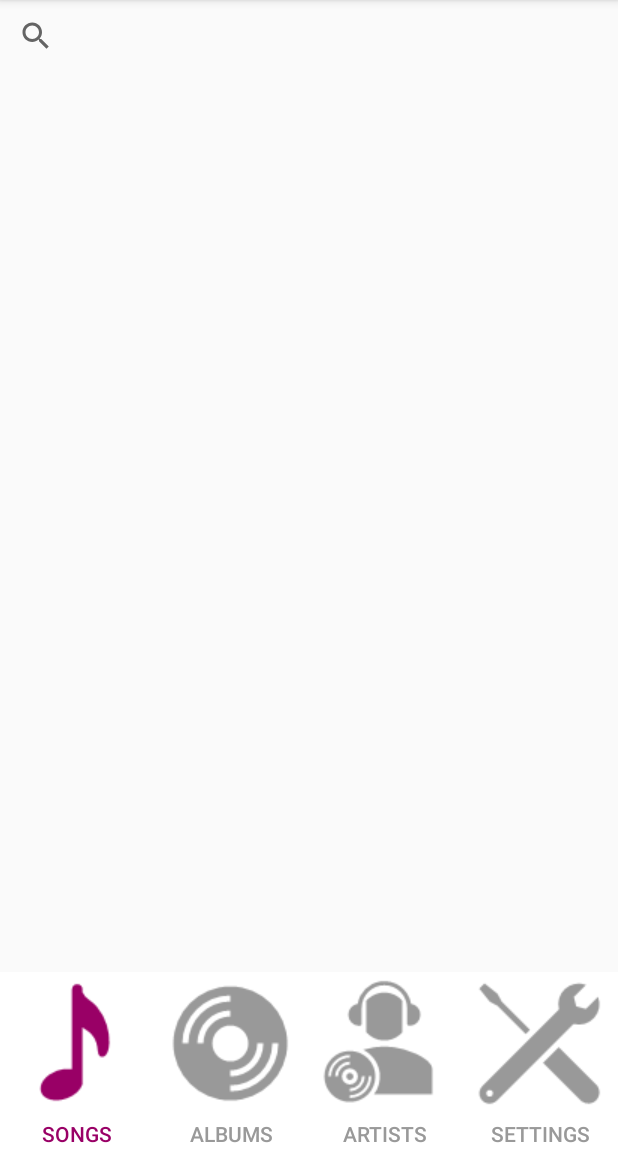
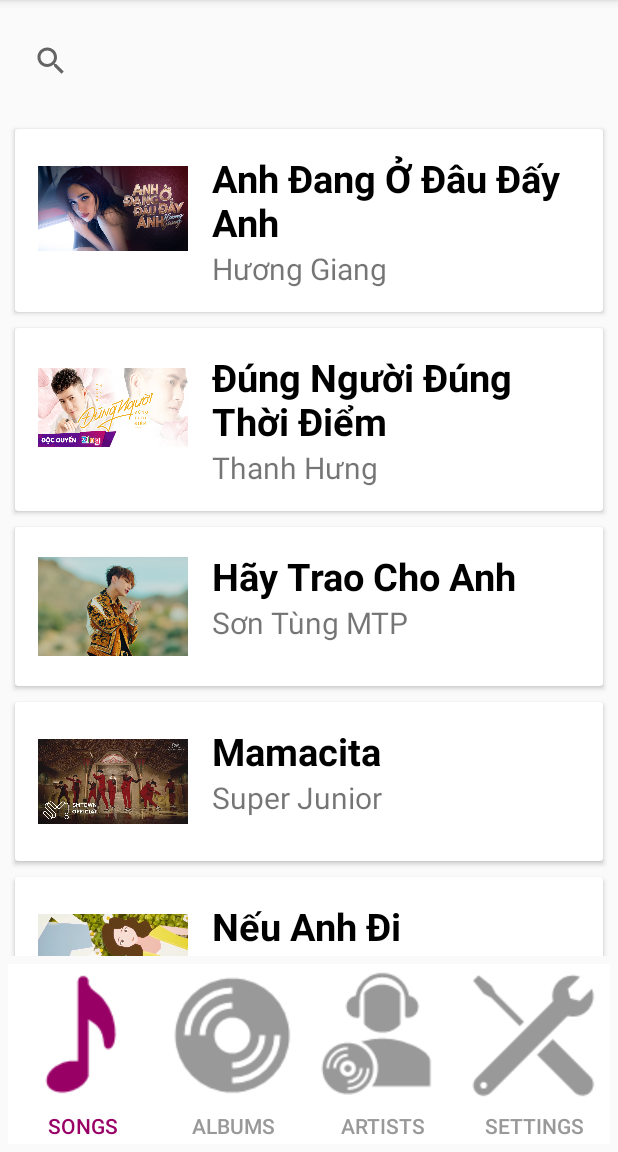
Before and after one commit to nguyenvietngocquang/Music-Player, an Android app: the screen it shows after launch (MainActivity), on a phone screen of 412 x 824 dp, the part 84-1236 px from its top. Run offline under Robolectric (Android 15) with nearby library versions, the phone set to English and light mode, and no system bars.

Commit message:
Song RecyclerView

```diff
--- a/app/build.gradle
+++ b/app/build.gradle
@@ -27,4 +27,5 @@ dependencies {
     androidTestImplementation 'androidx.test:runner:1.2.0'
     androidTestImplementation 'androidx.test.espresso:espresso-core:3.2.0'
     implementation 'androidx.recyclerview:recyclerview:1.0.0'
+    implementation 'androidx.cardview:cardview:1.0.0'
 }
--- a/app/src/main/java/com/example/musicplayer/MainActivity.java
+++ b/app/src/main/java/com/example/musicplayer/MainActivity.java
@@ -1,11 +1,17 @@
 package com.example.musicplayer;
 
 import androidx.appcompat.app.AppCompatActivity;
+import androidx.recyclerview.widget.LinearLayoutManager;
+import androidx.recyclerview.widget.RecyclerView;
 
+import android.content.Context;
 import android.content.Intent;
 import android.os.Bundle;
 import android.view.View;
 import android.widget.Button;
+import android.widget.LinearLayout;
+
+import java.util.ArrayList;
 
 public class MainActivity extends AppCompatActivity {
 
@@ -13,6 +19,17 @@ public class MainActivity extends AppCompatActivity {
     protected void onCreate(Bundle savedInstanceState) {
         super.onCreate(savedInstanceState);
         setContentView(R.layout.activity_main);
+
+        RecyclerView rv = (RecyclerView) findViewById(R.id.rv);
+        rv.setHasFixedSize(true);
+        LinearLayoutManager llm = new LinearLayoutManager(this);
+        rv.setLayoutManager(llm);
+
+        ArrayList<Song> songs = Song.initData();
+
+        RVAdapter adapter = new RVAdapter(songs);
+        adapter.onAttachedToRecyclerView(rv);
+        rv.setAdapter(adapter);
 
         Button btn_albums = (Button) findViewById(R.id.btn_albums);
         btn_albums.setOnClickListener(new View.OnClickListener() {
--- /dev/null
+++ b/app/src/main/java/com/example/musicplayer/RVAdapter.java
@@ -0,0 +1,59 @@
+package com.example.musicplayer;
+
+import android.view.LayoutInflater;
+import android.view.View;
+import android.view.ViewGroup;
+import android.widget.ImageView;
+import android.widget.TextView;
+
+import androidx.cardview.widget.CardView;
+import androidx.recyclerview.widget.RecyclerView;
+
+import java.util.ArrayList;
+
+public class RVAdapter extends RecyclerView.Adapter<RVAdapter.SongViewHolder> {
+    public static class SongViewHolder extends RecyclerView.ViewHolder {
+        CardView cv;
+        TextView songName;
+        TextView songArtist;
+        ImageView songPhoto;
+
+        SongViewHolder(View itemView) {
+            super(itemView);
+            cv = (CardView) itemView.findViewById(R.id.cv);
+            songName = (TextView) itemView.findViewById(R.id.song_name);
+            songArtist = (TextView) itemView.findViewById(R.id.song_artist);
+            songPhoto = (ImageView) itemView.findViewById(R.id.song_photo);
+        }
+    }
+
+    ArrayList<Song> songs;
+
+    RVAdapter(ArrayList<Song> songs){
+        this.songs = songs;
+    }
+
+    @Override
+    public int getItemCount() {
+        return songs.size();
+    }
+
+    @Override
+    public SongViewHolder onCreateViewHolder(ViewGroup parent, int viewType) {
+        View v = LayoutInflater.from(parent.getContext()).inflate(R.layout.item, parent, false);
+        SongViewHolder svh = new SongViewHolder(v);
+        return svh;
+    }
+
+    @Override
+    public void onBindViewHolder(SongViewHolder holder, int position) {
+        holder.songName.setText(songs.get(position).getName());
+        holder.songArtist.setText(songs.get(position).getArtist());
+        holder.songPhoto.setImageResource(songs.get(position).getPhoto());
+    }
+
+    @Override
+    public void onAttachedToRecyclerView(RecyclerView recyclerView) {
+        super.onAttachedToRecyclerView(recyclerView);
+    }
+}
--- /dev/null
+++ b/app/src/main/java/com/example/musicplayer/Song.java
@@ -0,0 +1,70 @@
+package com.example.musicplayer;
+
+import java.util.ArrayList;
+
+public class Song {
+    private String name;
+    private String artist;
+    private String album;
+    private int photo;
+
+    Song(String name, String artist, String album, int photo) {
+        this.name = name;
+        this.artist = artist;
+        this.album = album;
+        this.photo = photo;
+    }
+
+    Song(String name, String artist, int photo) {
+        this.name = name;
+        this.artist = artist;
+        this.photo = photo;
+    }
+
+    private static ArrayList<Song> songs;
+    public static ArrayList<Song> initData(){
+        songs = new ArrayList<>();
+        songs.add(new Song("Anh Đang Ở Đâu Đấy Anh", "Hương Giang", R.drawable.anhdangodaudayanh));
+        songs.add(new Song("Đúng Người Đúng Thời Điểm", "Thanh Hưng", R.drawable.dungnguoidungthoidiem));
+        songs.add(new Song("Hãy Trao Cho Anh", "Sơn Tùng MTP", R.drawable.haytraochoanh));
+        songs.add(new Song("Mamacita", "Super Junior", R.drawable.mamacita));
+        songs.add(new Song("Nếu Anh Đi", "Mỹ Tâm", R.drawable.neuanhdi));
+        songs.add(new Song("On My Way", "Alan Walker", R.drawable.onmyway));
+        songs.add(new Song("The Chance Of Love", "DBSK", R.drawable.thechanceoflove));
+        songs.add(new Song("Thương Em Hơn Chính Anh", "Jun Phạm", R.drawable.thuongemhonchinhanh));
+        songs.add(new Song("Yêu Em Dại Khờ", "Lou Hoàng", R.drawable.yeuemdaikho));
+        return songs;
+    }
+
+    public String getName() {
+        return name;
+    }
+
+    public void setName(String name) {
+        this.name = name;
+    }
+
+    public String getArtist() {
+        return artist;
+    }
+
+    public void setArtist(String artist) {
+        this.artist = artist;
+    }
+
+    public String getAlbum() {
+        return album;
+    }
+
+    public void setAlbum(String album) {
+        this.album = album;
+    }
+
+    public int getPhoto() {
+        return photo;
+    }
+
+    public void setPhoto(int photo) {
+        this.photo = photo;
+    }
+}
--- a/app/src/main/res/layout/activity_main.xml
+++ b/app/src/main/res/layout/activity_main.xml
@@ -1,37 +1,35 @@
 <?xml version="1.0" encoding="utf-8"?>
-<LinearLayout xmlns:android="http://schemas.android.com/apk/res/android"
+<RelativeLayout xmlns:android="http://schemas.android.com/apk/res/android"
     xmlns:app="http://schemas.android.com/apk/res-auto"
     xmlns:tools="http://schemas.android.com/tools"
     android:layout_width="match_parent"
     android:layout_height="match_parent"
     android:orientation="vertical"
-    android:weightSum="10"
     tools:context=".MainActivity">
 
-    <LinearLayout
+    <SearchView
         android:id="@+id/top"
         android:layout_width="match_parent"
-        android:layout_height="wrap_content"
-        android:orientation="horizontal"
-        android:weightSum="1">
-
-        <SearchView
-            android:layout_width="20dp"
-            android:layout_height="match_parent"
-            android:layout_weight="0.85"></SearchView>
-
-    </LinearLayout>
+        android:layout_height="70dp"
+        android:layout_alignParentTop="true"
+        android:layout_marginVertical="5dp"
+        android:layout_marginHorizontal="10dp"></SearchView>
 
     <androidx.recyclerview.widget.RecyclerView
+        android:id="@+id/rv"
         android:layout_width="match_parent"
         android:layout_height="wrap_content"
-        android:layout_weight="10" />
+        android:layout_above="@id/bottom"
+        android:layout_below="@id/top">
+
+    </androidx.recyclerview.widget.RecyclerView>
 
     <LinearLayout
         android:id="@+id/bottom"
         android:layout_width="match_parent"
-        android:layout_height="wrap_content"
-        android:layout_weight="2"
+        android:layout_height="120dp"
+        android:layout_alignParentBottom="true"
+        android:layout_margin="5dp"
         android:orientation="horizontal">
 
         <Button
@@ -75,4 +73,4 @@
             android:textColor="#999999" />
 
     </LinearLayout>
-</LinearLayout>
+</RelativeLayout>
--- /dev/null
+++ b/app/src/main/res/layout/item.xml
@@ -0,0 +1,46 @@
+<?xml version="1.0" encoding="utf-8"?>
+
+<androidx.cardview.widget.CardView xmlns:android="http://schemas.android.com/apk/res/android"
+    android:id="@+id/cv"
+    android:layout_width="match_parent"
+    android:layout_height="wrap_content"
+    android:layout_gravity="center"
+    android:layout_marginVertical="5dp"
+    android:layout_marginHorizontal="10dp">
+
+    <RelativeLayout
+        android:layout_width="match_parent"
+        android:layout_height="wrap_content"
+        android:padding="15dp">
+
+        <ImageView
+            android:id="@+id/song_photo"
+            android:layout_width="100dp"
+            android:layout_height="75dp"
+            android:layout_alignParentLeft="true"
+            android:layout_alignParentTop="true"
+            android:layout_marginRight="16dp"
+            android:layout_gravity="center" />
+
+        <TextView
+            android:id="@+id/song_name"
+            android:layout_width="wrap_content"
+            android:layout_height="wrap_content"
+            android:layout_toRightOf="@+id/song_photo"
+            android:textColor="#000000"
+            android:textSize="25sp"
+            android:textStyle="bold"
+            android:layout_gravity="center" />
+
+        <TextView
+            android:id="@+id/song_artist"
+            android:layout_width="wrap_content"
+            android:layout_height="wrap_content"
+            android:layout_below="@+id/song_name"
+            android:layout_toRightOf="@+id/song_photo"
+            android:textSize="20dp"
+            android:layout_gravity="center" />
+
+    </RelativeLayout>
+
+</androidx.cardview.widget.CardView>
```
Also changed, not shown: app/src/main/res/layout/activity_albums.xml (+15 -17 lines), app/src/main/res/layout/activity_artists.xml (+15 -17 lines), app/src/main/res/layout/activity_settings.xml (+19 -7 lines), app/src/main/res/drawable/anhdangodaudayanh.jpg (added), app/src/main/res/drawable/dungnguoidungthoidiem.jpg (added), app/src/main/res/drawable/haytraochoanh.png (added), app/src/main/res/drawable/mamacita.jpg (added), app/src/main/res/drawable/neuanhdi.jpg (added), app/src/main/res/drawable/onmyway.jpg (added), app/src/main/res/drawable/thechanceoflove.jpg (added), app/src/main/res/drawable/thuongemhonchinhanh.jpg (added), app/src/main/res/drawable/yeuemdaikho.jpg (added).
